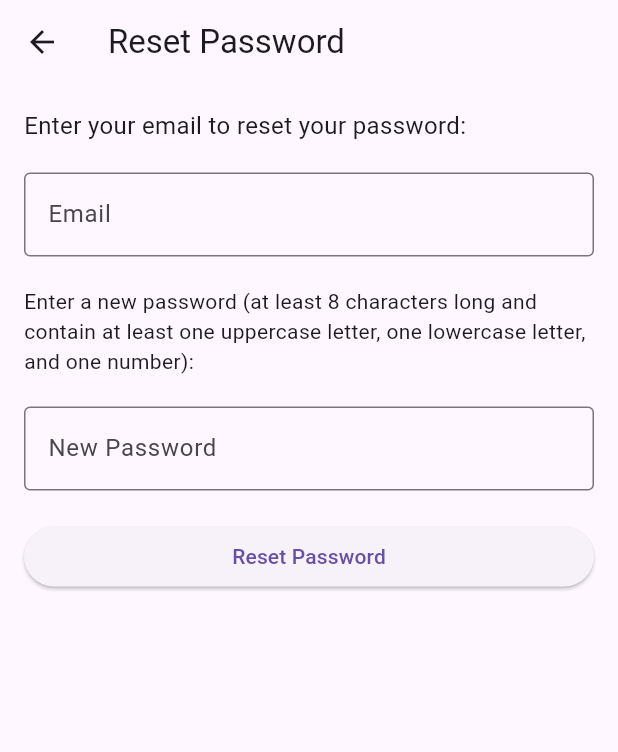
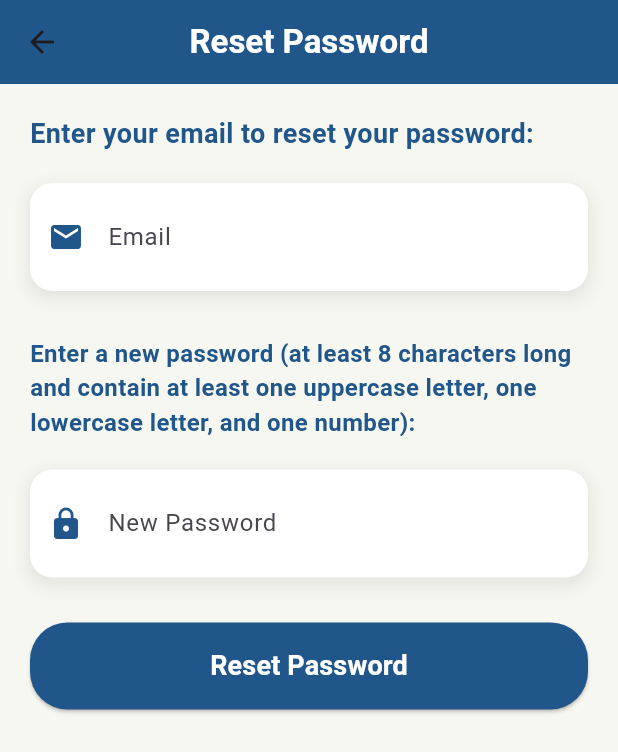
Before and after one commit to 6410110118/project-mobile, a Flutter app: the ResetPasswordPage screen opened by its route, on a phone screen of 412 x 824 dp. Shown: the top 752 px of the screen. Run offline on Flutter 3.47's test engine with Material 3 defaults, Android fonts, the phone set to English and light mode, and no system bars; our stand-ins replace animate_do, bloc, dio, equatable, flutter_bloc, flutter_secure_storage and 1 more; accounts and stored records are empty.

Commit message:
fix error

```diff
--- a/frontend/lib/screen/reset_password_page.dart
+++ b/frontend/lib/screen/reset_password_page.dart
@@ -23,8 +23,18 @@ class _ResetPasswordPageState extends State<ResetPasswordPage> {
   Widget build(BuildContext context) {
     return Scaffold(
       appBar: AppBar(
-        title: const Text('Reset Password'),
+        title: const Text(
+          'Reset Password',
+          style: TextStyle(
+            fontWeight: FontWeight.bold,
+            color: Colors.white,
+          ),
+        ),
+        backgroundColor: const Color.fromARGB(255, 32, 86, 137), // สีหลักของแอป
+        centerTitle: true,
+        elevation: 0,
       ),
+      backgroundColor: const Color(0xFFF6F7F0), // สีพื้นหลังเบจอ่อน
       body: BlocListener<LoginBloc, LoginState>(
         listener: (context, state) {
           if (state is ResetPasswordSuccess) {
@@ -39,48 +49,56 @@ class _ResetPasswordPageState extends State<ResetPasswordPage> {
           }
         },
         child: Padding(
-          padding: const EdgeInsets.all(16.0),
+          padding: const EdgeInsets.all(20.0),
           child: Column(
             crossAxisAlignment: CrossAxisAlignment.stretch,
             children: [
               const Text(
                 'Enter your email to reset your password:',
-                style: TextStyle(fontSize: 16),
+                style: TextStyle(
+                  fontSize: 18,
+                  fontWeight: FontWeight.w600,
+                  color: Color.fromARGB(255, 32, 86, 137),
+                ),
               ),
               const SizedBox(height: 20),
-              TextField(
+              _buildTextField(
                 controller: emailController,
-                decoration: const InputDecoration(
-                  labelText: 'Email',
-                  border: OutlineInputBorder(),
+                label: 'Email',
+                icon: Icons.email,
+              ),
+              const SizedBox(height: 30),
+              const Text(
+                'Enter a new password (at least 8 characters long and contain at least one uppercase letter, one lowercase letter, and one number):',
+                style: TextStyle(
+                  fontSize: 16,
+                  fontWeight: FontWeight.w600,
+                  color: Color.fromARGB(255, 32, 86, 137),
                 ),
               ),
-
               const SizedBox(height: 20),
-              const Text(
-                'Enter a new password (at least 8 characters long and contain at least one uppercase letter, one lowercase letter, and one number):',
-                style: TextStyle(fontSize: 14),
+              _buildTextField(
+                controller: passwordController,
+                label: 'New Password',
+                icon: Icons.lock,
+                obscureText: true,
               ),
-              const SizedBox(height: 20),
-              TextField(
-                controller: passwordController,
-                obscureText: true,
-                decoration: const InputDecoration(
-                  labelText: 'New Password',
-                  border: OutlineInputBorder(),
-                ),
-              ),
-
-              const SizedBox(height: 20),
+              const SizedBox(height: 30),
               ElevatedButton(
                 onPressed: () {
                   final email = emailController.text.trim();
                   final newPassword = passwordController.text;
                   if (email.isNotEmpty) {
                     // ส่ง event ไปที่ ResetPasswordBloc
-                    context.read<LoginBloc>().add(ResetPasswordButtonPressed(email: email, newpassword: newPassword));
+                    context.read<LoginBloc>().add(
+                          ResetPasswordButtonPressed(
+                            email: email,
+                            newpassword: newPassword,
+                          ),
+                        );
                     ScaffoldMessenger.of(context).showSnackBar(
-                      const SnackBar(content: Text('Sending reset password request...')),
+                      const SnackBar(
+                          content: Text('Sending reset password request...')),
                     );
                   } else {
                     ScaffoldMessenger.of(context).showSnackBar(
@@ -88,7 +106,21 @@ class _ResetPasswordPageState extends State<ResetPasswordPage> {
                     );
                   }
                 },
-                child: const Text('Reset Password'),
+                style: ElevatedButton.styleFrom(
+                  backgroundColor: const Color.fromARGB(255, 32, 86, 137),
+                  padding: const EdgeInsets.symmetric(vertical: 16),
+                  shape: RoundedRectangleBorder(
+                    borderRadius: BorderRadius.circular(25),
+                  ),
+                ),
+                child: const Text(
+                  'Reset Password',
+                  style: TextStyle(
+                    fontSize: 18,
+                    fontWeight: FontWeight.bold,
+                    color: Colors.white,
+                  ),
+                ),
               ),
             ],
           ),
@@ -96,4 +128,38 @@ class _ResetPasswordPageState extends State<ResetPasswordPage> {
       ),
     );
   }
+
+  Widget _buildTextField({
+    required TextEditingController controller,
+    required String label,
+    IconData? icon,
+    bool obscureText = false,
+  }) {
+    return Container(
+      decoration: BoxDecoration(
+        color: Colors.white,
+        borderRadius: BorderRadius.circular(15),
+        boxShadow: [
+          BoxShadow(
+            color: Colors.grey.withOpacity(0.2),
+            spreadRadius: 2,
+            blurRadius: 8,
+            offset: const Offset(0, 4),
+          ),
+        ],
+      ),
+      child: TextField(
+        controller: controller,
+        obscureText: obscureText,
+        decoration: InputDecoration(
+          labelText: label,
+          prefixIcon: icon != null
+              ? Icon(icon, color: const Color.fromARGB(255, 32, 86, 137))
+              : null,
+          border: InputBorder.none,
+          contentPadding: const EdgeInsets.symmetric(vertical: 16, horizontal: 16),
+        ),
+      ),
+    );
+  }
 }
```
